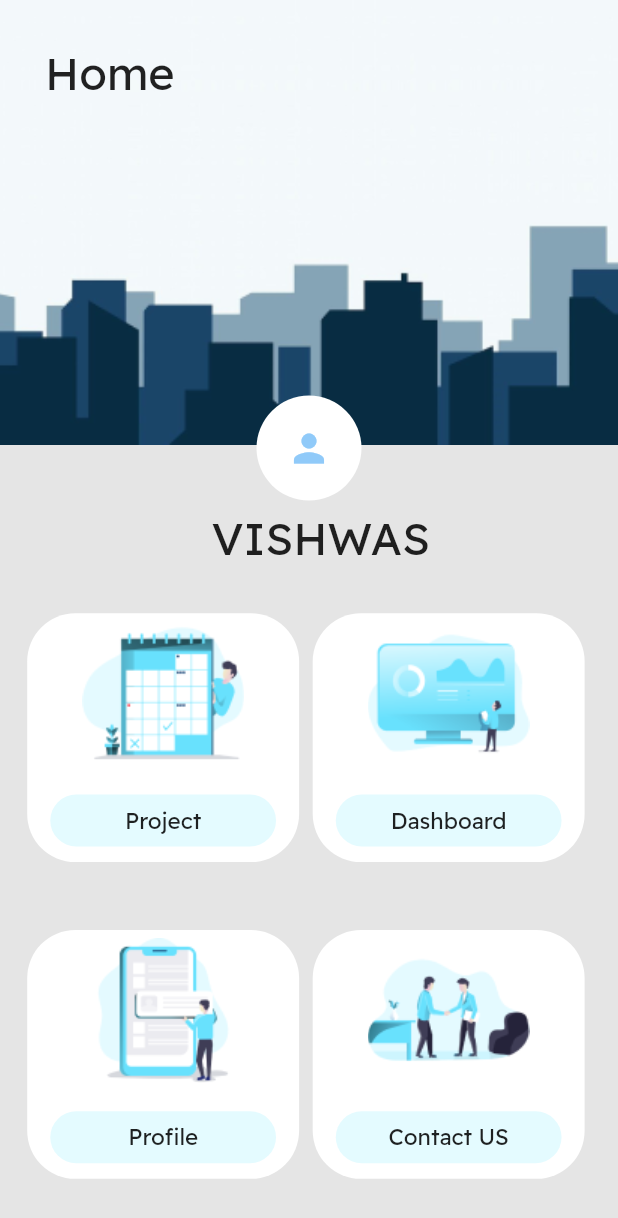
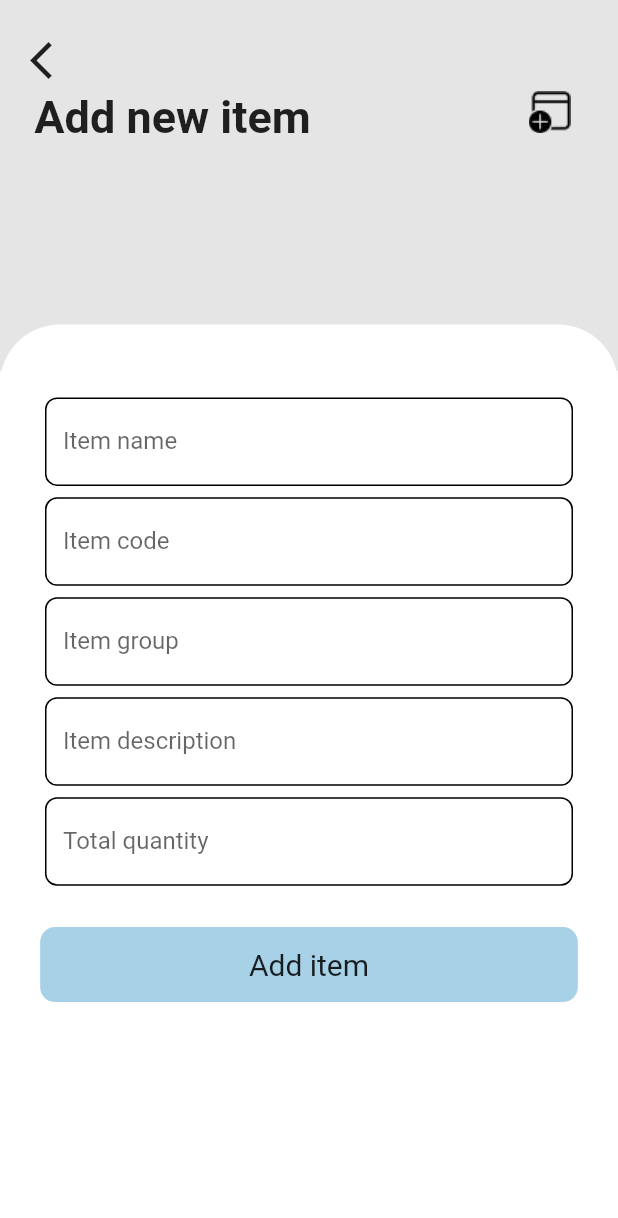
Before and after one commit to priyansh1211/4NerdyGuys, a Flutter app: the HomePage screen opened directly, after a tap on "Contact US", on a phone screen of 412 x 824 dp. Shown: the top 1218 px of the screen. Run offline on Flutter 3.47's test engine with Material 2 defaults, Android fonts, the phone set to English and light mode, and no system bars; our stand-ins replace dropdown_button2, percent_indicator.

Commit message:
New File added Add Items

```diff
--- a/lib/pages/DpReport.dart
+++ b/lib/pages/DpReport.dart
@@ -101,19 +101,19 @@ class _DpReportPageState extends State<DpReportPage> {
                               ),
 
                               Positioned(
-                                top: MediaQuery.of(context).size.height*0.035,
+                                top: 60-40,//MediaQuery.of(context).size.height*0.020,
                                 left : MediaQuery.of(context).size.width*0.6275833,
 
                                   child: CircularPercentIndicator(
                                     radius: 90.0,
                                     backgroundColor: Colors.white,
                                     percent: 0.8,
-                                    progressColor: Color(0xff242F9B),
+                                    progressColor: const Color(0xff242F9B),
                                     lineWidth: 10,
                                     circularStrokeCap: CircularStrokeCap.round,
                                     animation: true,
                                     animationDuration: 3000,
-                                    center: Text('80%',style: TextStyle(fontSize: 17,fontWeight: FontWeight.bold,color: Color(0xff242F9B))),
+                                    center: const Text('80%',style: TextStyle(fontSize: 17,fontWeight: FontWeight.bold,color: Color(0xff242F9B))),
                                   ),
                               )
 
@@ -124,8 +124,8 @@ class _DpReportPageState extends State<DpReportPage> {
                         Container(
                           height: MediaQuery.of(context).size.height*0.04,
                           width: MediaQuery.of(context).size.width*0.18166,
-                          margin: const EdgeInsets.only(
-                            top: 158,
+                          margin: EdgeInsets.only(
+                            top: MediaQuery.of(context).size.height*0.180,
                             left: 24.5,
                           ),
                           child: InkWell(
--- /dev/null
+++ b/lib/pages/New_items.dart
@@ -0,0 +1,171 @@
+import 'package:flutter/material.dart';
+
+class Additem extends StatefulWidget {
+  const Additem({Key? key}) : super(key: key);
+
+  @override
+  State<Additem> createState() => _AdditemState();
+}
+
+class _AdditemState extends State<Additem> {
+  @override
+  Widget build(BuildContext context) {
+    return Scaffold(//SingleChildScrollView()
+        body: SingleChildScrollView(
+          child: Stack(
+            children: [
+              Container(
+                height: MediaQuery.of(context).size.height * 0.3,
+                color: Color(0xffE5E5E5),
+              ),
+              Positioned(
+                  left: 20,
+                  top: 25,
+                  child: InkWell(
+                    child: const Icon(
+                      Icons.arrow_back_ios,
+                      size: 30,
+                    ),
+                    onTap: () {
+                      Navigator.of(context).pop();
+                    },
+                  )),
+              Positioned(
+                top: MediaQuery.of(context).size.height * 0.07375,
+                left: MediaQuery.of(context).size.width * 0.05555,
+                child: Text('Add new item',
+                    style: TextStyle(fontSize: 30, fontWeight: FontWeight.bold)),
+              ),
+              Positioned(
+                  top: MediaQuery.of(context).size.height * 0.07375,
+                  left: MediaQuery.of(context).size.width * 0.85555,
+                  child: Image.asset('assets/images/calendar_add_item.png')),
+              Container(
+                // height: MediaQuery.of(context).size.height*0.4325,
+                decoration: BoxDecoration(
+                  color: Colors.white,
+                  borderRadius: BorderRadius.only(
+                      topLeft: Radius.circular(40), topRight: Radius.circular(40)),
+                ),
+
+                height: MediaQuery.of(context).size.height * 0.7375,
+
+                padding: EdgeInsets.only(
+                  top: 41,
+                  bottom: MediaQuery.of(context).size.height * 0.18,
+                ),
+                margin: EdgeInsets.only(
+                  top: MediaQuery.of(context).size.height * 0.2625,
+                ),
+
+                child: Column(
+                  crossAxisAlignment: CrossAxisAlignment.center,
+                  mainAxisAlignment: MainAxisAlignment.spaceEvenly,
+                  children: [
+                    Padding(
+                      padding: const EdgeInsets.symmetric(horizontal: 30),
+                      child: TextFormField(
+                        decoration: const InputDecoration(
+                            border: OutlineInputBorder(),
+                            enabledBorder: OutlineInputBorder(
+                              borderRadius: BorderRadius.all(Radius.circular(8)),
+                                borderSide: BorderSide(color: Colors.black)),
+                            labelText: 'Item name'),
+                        validator: (value) {
+                          if (value == null || value.isEmpty) {
+                            return "Enter Something";
+                          }
+                          return null;
+                        },
+                      ),
+                    ),
+                    Padding(
+                      padding: const EdgeInsets.symmetric(horizontal: 30),
+                      child: TextFormField(
+                        decoration: const InputDecoration(
+                            border: OutlineInputBorder(),
+                            enabledBorder: OutlineInputBorder(
+                                borderRadius: BorderRadius.all(Radius.circular(8)),
+                                borderSide: BorderSide(color: Colors.black)),
+                            labelText: 'Item code'),
+                        validator: (value) {
+                          if (value == null || value.isEmpty) {
+                            return "Enter Something";
+                          }
+                          return null;
+                        },
+                      ),
+                    ),
+                    Padding(
+                      padding: const EdgeInsets.symmetric(horizontal: 30),
+                      child: TextFormField(
+                        decoration: const InputDecoration(
+                            border: OutlineInputBorder(),
+                            enabledBorder: OutlineInputBorder(
+                                borderRadius: BorderRadius.all(Radius.circular(8)),
+                                borderSide: BorderSide(color: Colors.black)),
+                            labelText: 'Item group'),
+                        validator: (value) {
+                          if (value == null || value.isEmpty) {
+                            return "Enter Something";
+                          }
+                          return null;
+                        },
+                      ),
+                    ),
+                    Padding(
+                      padding: const EdgeInsets.symmetric(horizontal: 30),
+                      child: TextFormField(
+                        decoration: const InputDecoration(
+                            border: OutlineInputBorder(),
+                            enabledBorder: OutlineInputBorder(
+                                borderRadius: BorderRadius.all(Radius.circular(8)),
+                                borderSide: BorderSide(color: Colors.black)),
+                            labelText: 'Item description'),
+                        validator: (value) {
+                          if (value == null || value.isEmpty) {
+                            return "Enter Something";
+                          }
+                          return null;
+                        },
+                      ),
+                    ),
+                    Padding(
+                      padding: const EdgeInsets.symmetric(horizontal: 30),
+                      child: TextFormField(
+                        decoration: const InputDecoration(
+                            border: OutlineInputBorder(),
+                            enabledBorder: OutlineInputBorder(
+                                borderRadius: BorderRadius.all(Radius.circular(8)),
+                                borderSide: BorderSide(color: Colors.black)),
+                            labelText: 'Total quantity'),
+                        validator: (value) {
+                          if (value == null || value.isEmpty) {
+                            return "Enter Something";
+                          }
+                          return null;
+                        },
+                      ),
+                    ),
+                    InkWell(
+                      child: Container(
+                        width: MediaQuery.of(context).size.width * 0.87,
+                        height: 50,
+                        margin: EdgeInsets.only(top: 20),
+                        decoration: BoxDecoration(
+                            color: Color(0xffA6D1E6),
+                            borderRadius: BorderRadius.all(Radius.circular(10))),
+                        child: Center(
+                          child: Text('Add item', style: TextStyle(fontSize: 20)),
+                        ),
+                      ),
+                      onTap: (){},
+                    ),
+                  ],
+                ),
+              ),
+            ],
+          )),
+        );
+  }
+}
--- a/lib/pages/Project.dart
+++ b/lib/pages/Project.dart
@@ -225,7 +225,7 @@ class _ProjectPageState extends State<ProjectPage> {
                       ),
                     ),
                     onTap: () {
-                      Navigator.push(context, MaterialPageRoute(builder: (context)=> TypesOfReport()));
+                      Navigator.push(context, MaterialPageRoute(builder: (context)=> const TypesOfReport()));
                     },
                   ),
                   // child : Card(child: Center(child: Text(userList1[index].keys.elementAt(0).toString())))
--- a/lib/pages/home_page.dart
+++ b/lib/pages/home_page.dart
@@ -1,4 +1,5 @@
 import 'package:flutter/material.dart';
+import 'package:flutter_app/pages/New_items.dart';
 import 'package:flutter_app/pages/Project.dart';
 
 class HomePage extends StatefulWidget {
@@ -273,7 +274,9 @@ class _HomePageState extends State<HomePage> {
 
                               ],
                             ),
-                            onTap: (){},
+                            onTap: () {
+                              Navigator.push(context, MaterialPageRoute(builder: (context)=> const Additem()));
+                            },
                           )
                         ),
                       ],
```
Also changed, not shown: assets/images/calendar_add_item.png (added).
